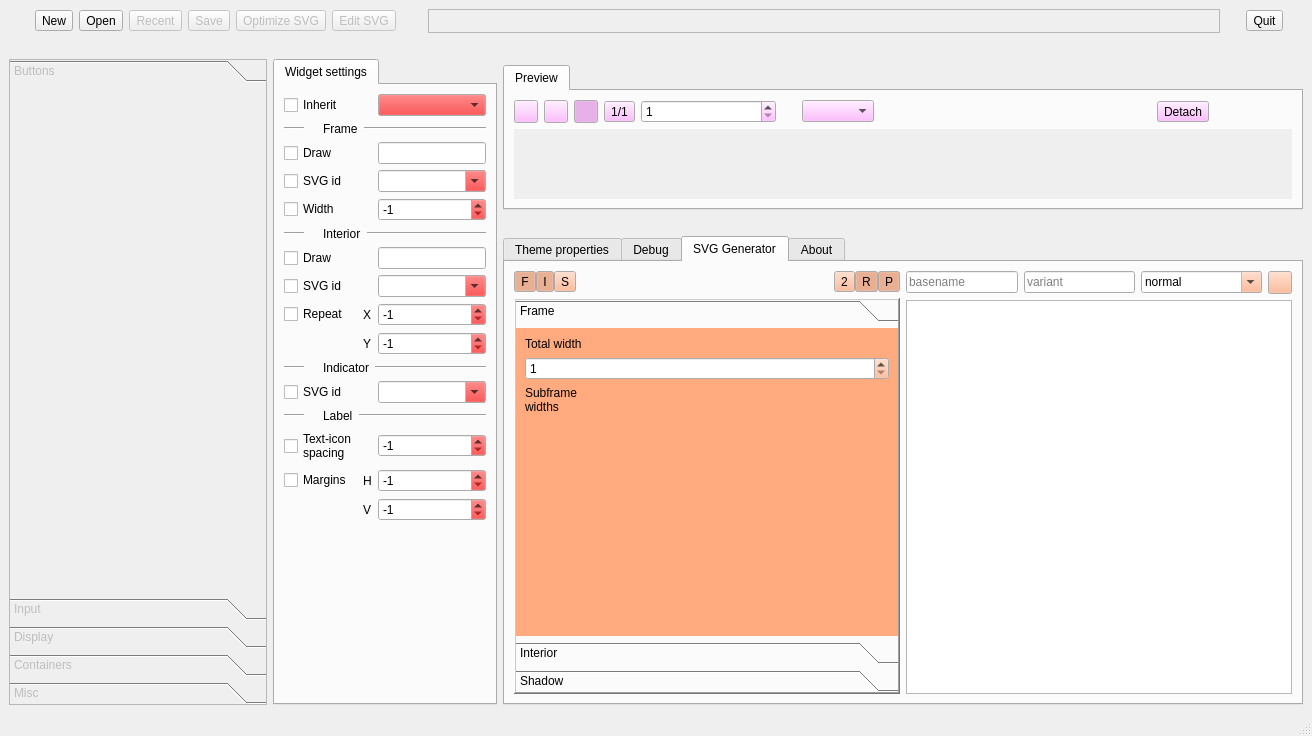
Qt form themebuilder/ThemeBuilderUIBase.ui (DexterMagnific/QSvgStyle) before a commit.
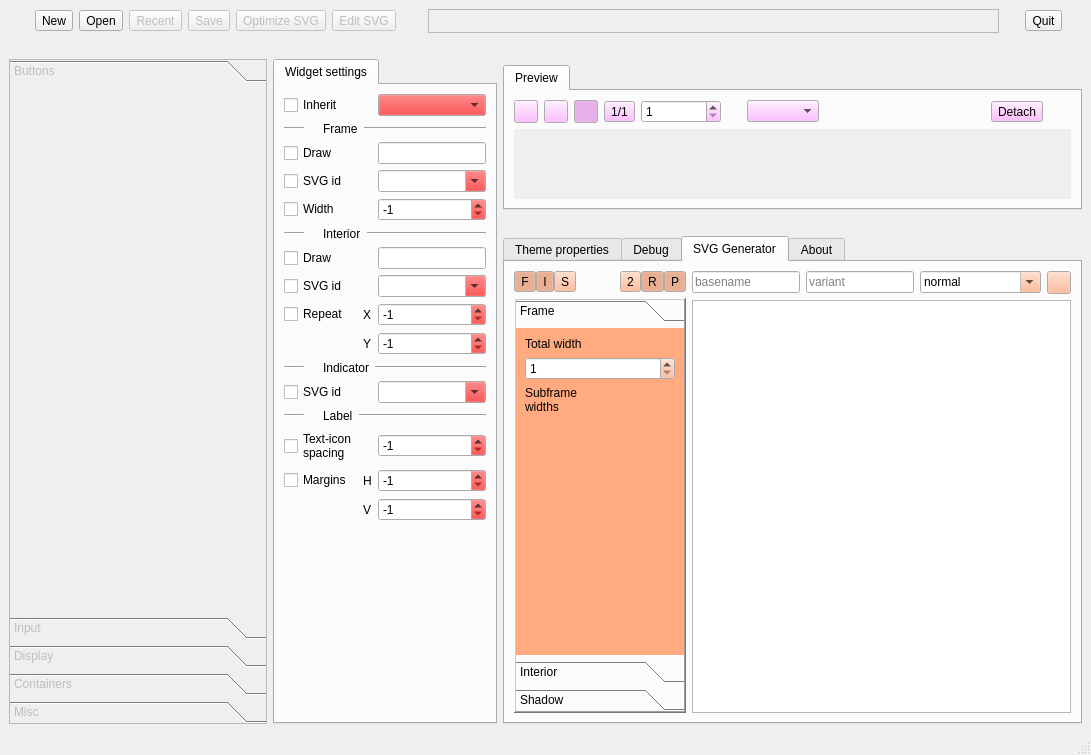
The same form after that commit. Icons and pictures are not drawn.

```diff
--- a/themebuilder/ThemeBuilderUIBase.ui
+++ b/themebuilder/ThemeBuilderUIBase.ui
@@ -6,8 +6,8 @@
    <rect>
     <x>0</x>
     <y>0</y>
-    <width>1312</width>
-    <height>736</height>
+    <width>1091</width>
+    <height>755</height>
    </rect>
   </property>
   <property name="windowTitle">
@@ -108,8 +108,8 @@
             <rect>
              <x>0</x>
              <y>0</y>
-             <width>747</width>
-             <height>71</height>
+             <width>526</width>
+             <height>81</height>
             </rect>
            </property>
           </widget>
@@ -751,8 +751,8 @@
                 <rect>
                  <x>0</x>
                  <y>0</y>
-                 <width>262</width>
-                 <height>248</height>
+                 <width>175</width>
+                 <height>231</height>
                 </rect>
                </property>
                <attribute name="label">
@@ -778,8 +778,8 @@
                     <rect>
                      <x>0</x>
                      <y>0</y>
-                     <width>250</width>
-                     <height>142</height>
+                     <width>163</width>
+                     <height>109</height>
                     </rect>
                    </property>
                    <layout class="QGridLayout" name="gridLayout_27">
@@ -1270,7 +1270,7 @@
          <x>0</x>
          <y>0</y>
          <width>256</width>
-         <height>477</height>
+         <height>468</height>
         </rect>
        </property>
        <property name="palette">
```
Left out of the diff: 20 changed lines with no effect on the pictures.
